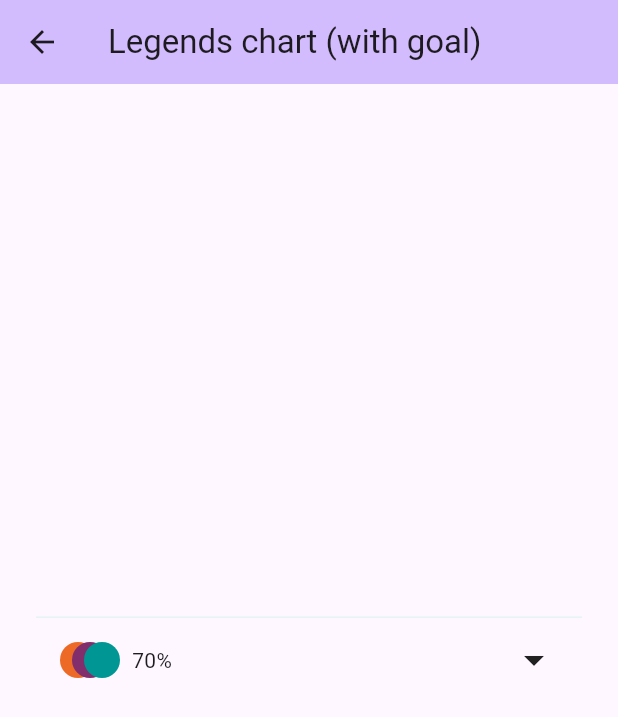
After one commit to Code-Bloom-Software/cb_charts_flutter, a Flutter app: the screen it shows after launch, after a tap on "Legends chart (with goal)", on a phone screen of 412 x 824 dp. The commit adds this screen. Shown: the top 717 px of the screen. Run offline on Flutter 3.47's test engine with Material 3 defaults, Android fonts, the phone set to English and light mode, and no system bars.

Commit message:
Closes #9: implement the legends chart.

```diff
--- /dev/null
+++ b/example/lib/legends_chart_page.dart
@@ -0,0 +1,45 @@
+import 'package:cb_charts_flutter/cb_charts_flutter.dart';
+import 'package:flutter/material.dart';
+
+class LegendsChartPage extends StatefulWidget {
+  const LegendsChartPage({super.key});
+
+  @override
+  State<LegendsChartPage> createState() => _LegendsChartPageState();
+}
+
+class _LegendsChartPageState extends State<LegendsChartPage> {
+  @override
+  Widget build(BuildContext context) {
+    return Scaffold(
+      appBar: AppBar(
+        backgroundColor: Theme.of(context).colorScheme.inversePrimary,
+        title: const Text('Legends chart'),
+      ),
+      body: Center(
+        child: Padding(
+          padding: const EdgeInsets.symmetric(horizontal: 24),
+          child: CBLegendsChart(
+            data: CBLegendsData(
+                items: [
+                  CBLegendsItem(label: 'Sleeping',
+                      value: 40,
+                      color: const Color(0xFFED6926)),
+                  CBLegendsItem(label: 'Running',
+                      value: 10,
+                      color: const Color(0xFF822E6C)),
+                  CBLegendsItem(label: 'Playing',
+                      value: 20,
+                      color: const Color(0xFF009693)),
+                ]
+            ),
+            chevron: const Icon(Icons.arrow_drop_down_outlined, size: 32),
+            headerTitleBuilder: (total, _) => Text('${total.toInt()}'),
+            itemLabelBuilder: (label) => Text(label),
+            itemValueBuilder: (value) => Text(value.toInt().toString()),
+          ),
+        )
+      ),
+    );
+  }
+}
--- /dev/null
+++ b/example/lib/legends_chart_with_goal_page.dart
@@ -0,0 +1,46 @@
+import 'package:cb_charts_flutter/cb_charts_flutter.dart';
+import 'package:flutter/material.dart';
+
+class LegendsPageWithGoalPage extends StatefulWidget {
+  const LegendsPageWithGoalPage({super.key});
+
+  @override
+  State<LegendsPageWithGoalPage> createState() => _LegendsPageWithGoalPageState();
+}
+
+class _LegendsPageWithGoalPageState extends State<LegendsPageWithGoalPage> {
+  @override
+  Widget build(BuildContext context) {
+    return Scaffold(
+      appBar: AppBar(
+        backgroundColor: Theme.of(context).colorScheme.inversePrimary,
+        title: const Text('Legends chart (with goal)'),
+      ),
+      body: Center(
+          child: Padding(
+            padding: const EdgeInsets.symmetric(horizontal: 24),
+            child: CBLegendsChart(
+              data: CBLegendsData(
+                  goal: 100,
+                  items: [
+                    CBLegendsItem(label: 'Sleeping',
+                        value: 40,
+                        color: const Color(0xFFED6926)),
+                    CBLegendsItem(label: 'Running',
+                        value: 10,
+                        color: const Color(0xFF822E6C)),
+                    CBLegendsItem(label: 'Playing',
+                        value: 20,
+                        color: const Color(0xFF009693)),
+                  ]
+              ),
+              chevron: const Icon(Icons.arrow_drop_down_outlined, size: 32),
+              headerTitleBuilder: (total, goal) => Text('${((total/goal!) * 100).toInt()}%'),
+              itemLabelBuilder: (label) => Text(label),
+              itemValueBuilder: (value) => Text(value.toInt().toString()),
+            ),
+          )
+      ),
+    );
+  }
+}
--- a/example/lib/main.dart
+++ b/example/lib/main.dart
@@ -1,4 +1,6 @@
 import 'package:example/gauge_chart_page.dart';
+import 'package:example/legends_chart_page.dart';
+import 'package:example/legends_chart_with_goal_page.dart';
 import 'package:example/ring_chart_over_goal_page.dart';
 import 'package:example/ring_chart_page.dart';
 import 'package:example/ring_chart_with_goal_page.dart';
@@ -28,7 +30,9 @@ class MyApp extends StatelessWidget {
         '/gauge_chart_page': (context) => const GaugeChartPage(),
         '/ring_chart_page': (context) => const RingChartPage(),
         '/ring_chart_with_goal_page': (context) => const RingChartWithGoalPage(),
-        '/ring_chart_over_goal_page': (context) => const RingChartOverGoalPage()
+        '/ring_chart_over_goal_page': (context) => const RingChartOverGoalPage(),
+        '/legends_chart_page': (context) => const LegendsChartPage(),
+        '/legends_chart_with_goal_page': (context) => const LegendsPageWithGoalPage()
       },
     );
   }
@@ -83,6 +87,18 @@ class _MyHomePageState extends State<MyHomePage> {
               Navigator.pushNamed(context, '/ring_chart_over_goal_page');
             },
           ),
+          ListTile(
+            title: const Text('Legends chart'),
+            onTap: () {
+              Navigator.pushNamed(context, '/legends_chart_page');
+            },
+          ),
+          ListTile(
+            title: const Text('Legends chart (with goal)'),
+            onTap: () {
+              Navigator.pushNamed(context, '/legends_chart_with_goal_page');
+            },
+          ),
         ],
       )
     );
--- a/lib/cb_charts_flutter.dart
+++ b/lib/cb_charts_flutter.dart
@@ -14,3 +14,7 @@ export 'src/cb_gauge_chart/cb_gauge_data.dart';
 export 'src/cb_ring_chart/cb_ring_chart_controller.dart';
 export 'src/cb_ring_chart/cb_ring_chart.dart';
 export 'src/cb_ring_chart/cb_ring_chart_data.dart';
+
+// Legends Chart
+export 'src/cb_legends_chart/cb_legends_chart.dart' show CBLegendsChart;
+export 'src/cb_legends_chart/cb_legends_data.dart';
--- /dev/null
+++ b/lib/src/cb_legends_chart/cb_legends_chart.dart
@@ -0,0 +1,238 @@
+import 'package:cb_charts_flutter/src/cb_legends_chart/cb_legends_data.dart';
+import 'package:flutter/material.dart';
+
+/// It draws a legend chart. See a demo inside the example app.
+class CBLegendsChart extends StatefulWidget {
+  /// The chart data
+  final CBLegendsData data;
+
+  /// Builder to draw the header title
+  final Widget Function(double total, double? goal) headerTitleBuilder;
+
+  /// Widget used as chevron on header
+  final Widget? chevron;
+
+  /// Builder to draw the label of an item
+  final Widget Function(String label) itemLabelBuilder;
+
+  /// Builder to draw the value of an item
+  final Widget Function(double value) itemValueBuilder;
+
+  const CBLegendsChart({super.key,
+    required this.data,
+    required this.headerTitleBuilder,
+    this.chevron,
+    required this.itemLabelBuilder,
+    required this.itemValueBuilder
+  });
+
+  @override
+  State<CBLegendsChart> createState() => _CBLegendsChartState();
+}
+
+class _CBLegendsChartState extends State<CBLegendsChart> with SingleTickerProviderStateMixin {
+  late final AnimationController _animationController;
+  late final Animation<double> _animation;
+  bool _expanded = false;
+
+  @override
+  void initState() {
+    _animationController = AnimationController(
+        duration: const Duration(milliseconds: 300),
+        vsync: this
+    );
+    _animation = CurvedAnimation(
+      parent: _animationController,
+      curve: Curves.decelerate,
+    );
+    super.initState();
+  }
+
+  @override
+  Widget build(BuildContext context) {
+    final headerHeight = widget.data.headerHeight;
+    final itemHeight = widget.data.itemHeight;
+    final dividerColor = widget.data.dividerColor;
+
+    return Column(
+      mainAxisSize: MainAxisSize.min,
+      children: [
+        Divider(height: 0, thickness: 1, color: dividerColor),
+        GestureDetector(
+            onTap: () {
+              setState(() {
+                _expanded = !_expanded;
+              });
+              if (_expanded) {
+                _animationController.forward();
+              } else {
+                _animationController.reverse();
+              }
+            },
+            child: ChartLegendsHeader(
+              data: widget.data,
+              headerTitleBuilder: widget.headerTitleBuilder,
+              headerHeight: headerHeight,
+              animatedChevron: widget.chevron != null ? AnimatedRotation(
+                turns: _expanded ? 1 / 2 : 0,
+                duration: const Duration(milliseconds: 300),
+                child: widget.chevron,
+              ) : const SizedBox.shrink(),
+            )),
+        AnimatedOpacity(
+            opacity: _expanded ? 1 : 0,
+            duration: const Duration(milliseconds: 300),
+            curve: Curves.decelerate,
+            child: Divider(height: 0, thickness: 1, color: dividerColor)
+        ),
+        ClipRect(
+          child: SizeTransition(
+            sizeFactor: _animation,
+            child: AnimatedSlide(
+              offset: _expanded ? Offset.zero : const Offset(0, -1),
+              duration: const Duration(milliseconds: 300),
+              curve: Curves.decelerate,
+              child: ListView.separated(
+                  physics: const NeverScrollableScrollPhysics(),
+                  padding: EdgeInsets.zero,
+                  shrinkWrap: true,
+                  itemBuilder: (context, i) {
+                    return ChartLegendsRow(
+                        item: widget.data.items[i],
+                        itemLabelBuilder: widget.itemLabelBuilder,
+                        itemValueBuilder: widget.itemValueBuilder,
+                        itemHeight: itemHeight,
+                        max: widget.data.max
+                    );
+                  },
+                  separatorBuilder: (context, i) => Divider(height: 0, thickness: 1, color: dividerColor),
+                  itemCount: widget.data.items.length),
+            ),
+          ),
+        ),
+      ],
+    );
+  }
+
+  @override
+  void dispose() {
+    _animationController.dispose();
+    super.dispose();
+  }
+}
+
+class ChartLegendsHeader extends StatelessWidget {
+  final CBLegendsData data;
+  final Function(double total, double? goal) headerTitleBuilder;
+  final double headerHeight;
+  final Widget animatedChevron;
+
+  const ChartLegendsHeader({super.key,
+    required this.data,
+    required this.headerTitleBuilder,
+    required this.headerHeight,
+    required this.animatedChevron
+  });
+
+  @override
+  Widget build(BuildContext context) {
+    final sum = data.items.map((e) => e.value).reduce((value, element) => value + element);
+
+    return Container(
+      color: Colors.transparent,
+      padding: const EdgeInsets.symmetric(horizontal: 16),
+      height: headerHeight,
+      child: Row(
+        children: [
+          _buildMarkers(),
+          const SizedBox(width: 8),
+          headerTitleBuilder.call(sum, data.goal),
+          const Spacer(),
+          animatedChevron
+        ],
+      ),
+    );
+  }
+
+  Widget _buildMarkers() {
+    final upperBound = data.items.length > 3 ? 3 : data.items.length;
+    final markers = data.items.sublist(0, upperBound);
+
+    return SizedBox(
+      width: 40,
+      height: 24,
+      child: Stack(
+        alignment: Alignment.centerLeft,
+        children: markers.asMap().entries.map((e) => Container(
+          height: 24,
+          width: 24,
+          margin: EdgeInsets.only(left: 8.0 * e.key),
+          decoration: BoxDecoration(
+              color: e.value.color,
+              shape: BoxShape.circle
+          ),
+        )).toList(),
+      ),
+    );
+  }
+}
+
+class ChartLegendsRow extends StatelessWidget {
+  final CBLegendsItem item;
+  final Widget Function(String label) itemLabelBuilder;
+  final Widget Function(double value) itemValueBuilder;
+  final double itemHeight;
+  final double max;
+
+  const ChartLegendsRow({super.key,
+    required this.item,
+    required this.itemLabelBuilder,
+    required this.itemValueBuilder,
+    required this.itemHeight,
+    required this.max,
+  });
+
+  @override
+  Widget build(BuildContext context) {
+    return Container(
+      padding: const EdgeInsets.symmetric(horizontal: 16),
+      height: itemHeight,
+      child: LayoutBuilder(builder: (context, constraints) {
+        final spaceWidth = constraints.maxWidth;
+
+        return Row(
+          children: [
+            SizedBox(
+              width: 0.37 * spaceWidth,
+              child: itemLabelBuilder.call(item.label),
+            ),
+            _buildBar(width: 0.35 * spaceWidth),
+            const Spacer(),
+            itemValueBuilder.call(item.value)
+          ],
+        );
+      }),
+    );
+  }
+
+  Widget _buildBar({required double width}) => Stack(
+    children: [
+      Container(
+        width: width,
+        height: 16,
+        decoration: const BoxDecoration(
+            color: Color(0xFFE5EEFF),
+            borderRadius: BorderRadius.all(Radius.circular(16))
+        ),
+      ),
+      Container(
+        width: width * (item.value/max),
+        height: 16,
+        decoration: BoxDecoration(
+            color: item.color,
+            borderRadius: const BorderRadius.all(Radius.circular(16))
+        ),
+      ),
+    ],
+  );
+}
--- /dev/null
+++ b/lib/src/cb_legends_chart/cb_legends_data.dart
@@ -0,0 +1,46 @@
+import 'dart:ui';
+
+class CBLegendsData {
+  /// The height of the header
+  final double headerHeight;
+
+  /// The height of each item
+  final double itemHeight;
+
+  /// The color used in dividers (item and header)
+  final Color dividerColor;
+
+  /// If not null, the bars progress will be based on this goal, otherwise it will based on the sum of all items values
+  final double? goal;
+
+  /// The list of items (will be drawn in the same order)
+  final List<CBLegendsItem> items;
+
+  CBLegendsData({
+    this.headerHeight = 56,
+    this.itemHeight = 48,
+    this.dividerColor = const Color(0xFFE5F4F4),
+    this.goal,
+    required this.items
+  });
+
+  get max => goal ?? items.map((e) => e.value).reduce((value, element) => value + element);
+}
+
+class CBLegendsItem {
+
+  /// The label to identify the item
+  final String label;
+
+  /// The value of this item
+  final double value;
+
+  /// The color of the bar progress for this item
+  final Color color;
+
+  CBLegendsItem({
+    required this.label,
+    required this.value,
+    required this.color
+  });
+}
```
